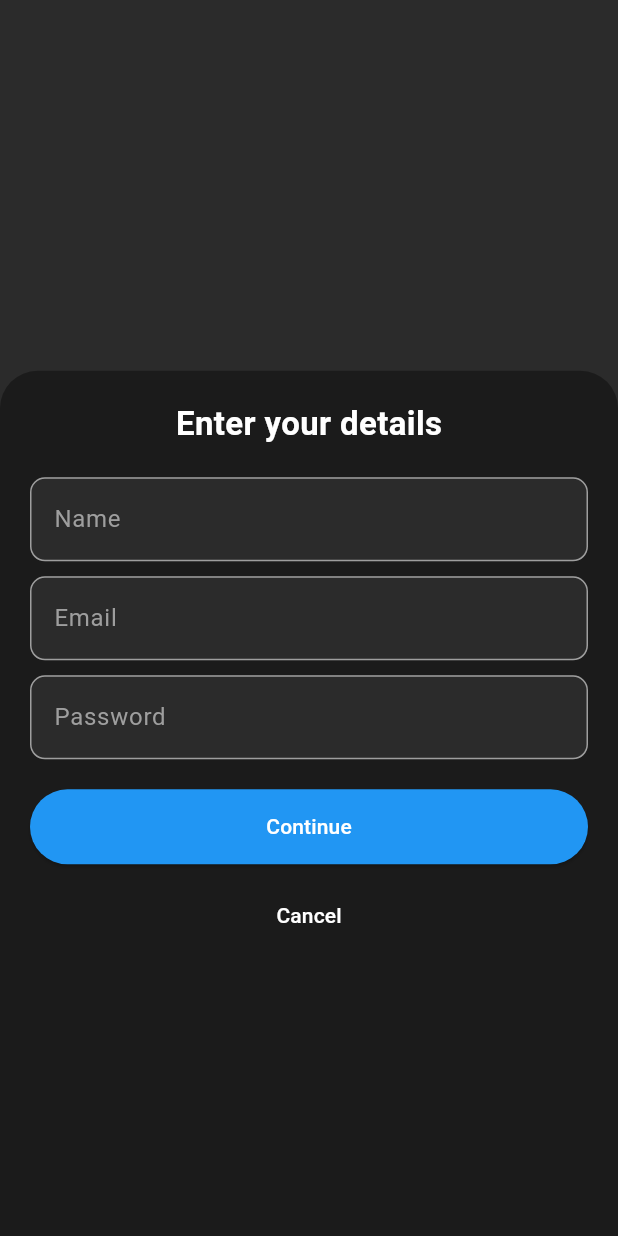
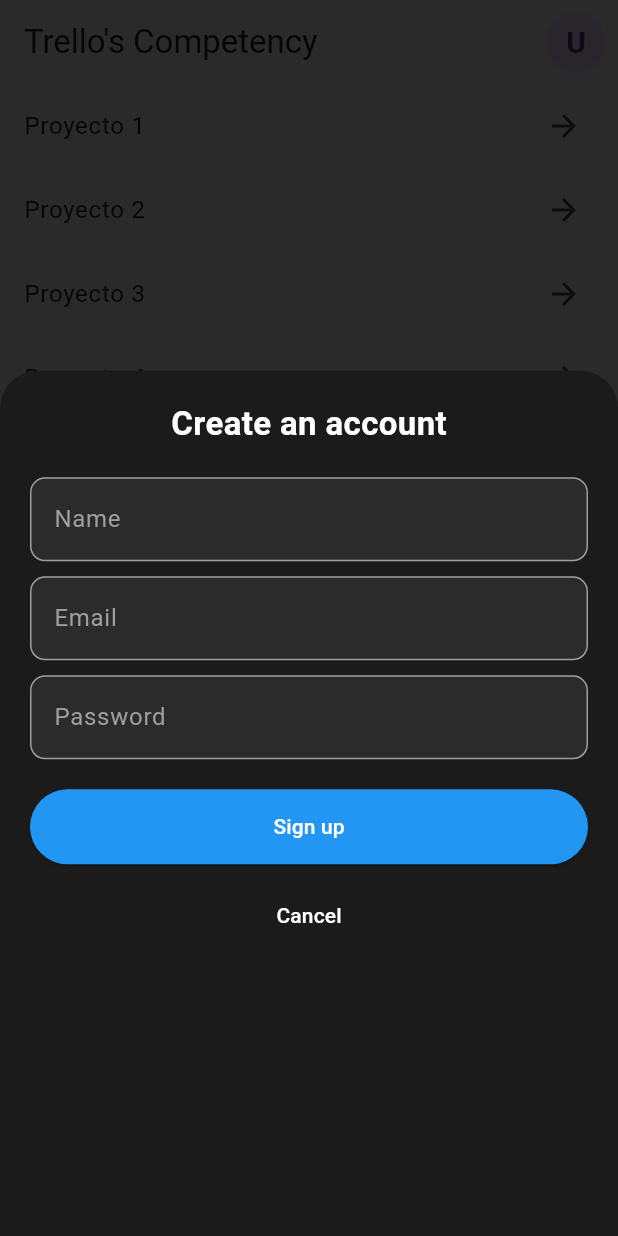
Before and after one commit to PauDebi/Tareonix, a Flutter app: the screen it shows after launch, after a tap on "Sign up", on a phone screen of 412 x 824 dp. Run offline on Flutter 3.47's test engine with Material 3 defaults, Android fonts, the phone set to English and light mode, and no system bars; our stand-ins replace bloc, equatable, flutter_bloc.

Commit message:
Loggin y Home Page

```diff
--- a/lib/main.dart
+++ b/lib/main.dart
@@ -1,4 +1,6 @@
 import 'package:flutter/material.dart';
+import 'package:flutter_bloc/flutter_bloc.dart';
+import 'package:taskly/provider/auth_cubit.dart';
 import 'package:taskly/screens/homeScreen.dart';
 
 void main() {
@@ -10,9 +12,12 @@ class MainApp extends StatelessWidget {
 
   @override
   Widget build(BuildContext context) {
-    return MaterialApp(
+    return BlocProvider(
+      create: (_) => AuthCubit(), // Aquí inicializamos el cubit
+      child: MaterialApp(
       debugShowCheckedModeBanner: false,
-      home: HomeScreen(),
+      home: HomeScreen(userName: "N"),
+      ),
     );
   }
 }
--- /dev/null
+++ b/lib/provider/auth_cubit.dart
@@ -0,0 +1,37 @@
+import 'package:bloc/bloc.dart';
+import 'package:equatable/equatable.dart';
+
+part 'auth_state.dart';
+
+class AuthCubit extends Cubit<AuthState> {
+  AuthCubit() : super(AuthInitial());
+    void showSignUp() {
+    emit(AuthShowSignUp());
+  }
+
+  void showLogIn() {
+    emit(AuthShowLogIn());
+  }
+
+  void showGoogleSignIn() {
+    emit(AuthShowGoogleSignIn());
+  }
+
+  void signUp(String name, String email, String password) {
+    // Aquí iría la lógica para registrar un usuario (Firebase, API, etc.)
+    emit(AuthLoggedIn(userName: name));
+  }
+
+  void logIn(String email, String password) {
+  if (email.isEmpty || password.isEmpty) {
+    emit(AuthShowLogIn()); // No cambia a `AuthLoggedIn` si los datos son inválidos
+    return;
+  }
+    // Aquí iría la lógica para iniciar sesión (Firebase, API, etc.)
+    emit(AuthLoggedIn(userName: email.split('@').first)); // Simulación usando el nombre del email
+  }
+
+  void logout() {
+    emit(AuthLoggedOut());
+  }
+}
--- /dev/null
+++ b/lib/provider/auth_state.dart
@@ -0,0 +1,26 @@
+part of 'auth_cubit.dart';
+
+abstract class AuthState extends Equatable {
+  @override
+  List<Object?> get props => [];
+}
+
+class AuthInitial extends AuthState {}
+
+class AuthShowSignUp extends AuthState {}
+
+class AuthShowLogIn extends AuthState {}
+
+class AuthShowGoogleSignIn extends AuthState {}
+
+class AuthLoggedIn extends AuthState {
+  final String userName;
+  final String? userImageUrl;
+
+  AuthLoggedIn({required this.userName, this.userImageUrl});
+
+  @override
+  List<Object?> get props => [userName, userImageUrl];
+}
+
+class AuthLoggedOut extends AuthState {}
--- a/lib/screens/SignUp_SignIn/Access.dart
+++ b/lib/screens/SignUp_SignIn/Access.dart
@@ -1,8 +1,32 @@
 import 'package:flutter/material.dart';
+import 'package:flutter_bloc/flutter_bloc.dart';
+import 'package:taskly/provider/auth_cubit.dart';
 import 'package:taskly/widgets/TextField.dart';
 
-class SignUpSignInForm extends StatelessWidget {
-  const SignUpSignInForm({super.key});
+class SignUpSignInForm extends StatefulWidget {
+  final bool signUp;
+  const SignUpSignInForm({super.key, required this.signUp});
+
+  @override
+  _SignUpSignInFormState createState() => _SignUpSignInFormState();
+}
+
+class _SignUpSignInFormState extends State<SignUpSignInForm> {
+  final TextEditingController _nameController = TextEditingController();
+  final TextEditingController _emailController = TextEditingController();
+  final TextEditingController _passwordController = TextEditingController();
+
+void _onSubmit() {
+    String email = _emailController.text.trim();
+    String password = _passwordController.text.trim();
+    String? name = widget.signUp ? _nameController.text.trim() : null;
+
+    if (widget.signUp) {
+      context.read<AuthCubit>().signUp(name!, email, password);
+    } else {
+      context.read<AuthCubit>().logIn(email, password);
+    }
+  }
 
   @override
   Widget build(BuildContext context) {
@@ -17,16 +41,18 @@ class SignUpSignInForm extends StatelessWidget {
         child: Column(
           mainAxisSize: MainAxisSize.min,
           children: [
-            const Text(
-              'Enter your details',
+            Text(
+              widget.signUp ? 'Create an account' : 'Log in',
               style: TextStyle(fontSize: 22, fontWeight: FontWeight.bold, color: Colors.white),
             ),
             const SizedBox(height: 20),
-            CustomTextField(hint: "Name"),
+             if (widget.signUp)
+              CustomTextField(
+                hint: "Name", controller: _nameController),
             const SizedBox(height: 10),
-            CustomTextField(hint: "Email"),
+            CustomTextField(hint: "Email" , controller: _emailController),
             const SizedBox(height: 10),
-            CustomTextField(hint: "Password", isPassword: true),
+            CustomTextField(hint: "Password", isPassword: true, controller: _passwordController),
             const SizedBox(height: 20),
             ElevatedButton(
               style: ElevatedButton.styleFrom(
@@ -34,10 +60,8 @@ class SignUpSignInForm extends StatelessWidget {
                 foregroundColor: Colors.white,
                 minimumSize: const Size(double.infinity, 50),
               ),
-              onPressed: () {
-                // Acción para iniciar sesión o registrarse
-              },
-              child: const Text('Continue'),
+              onPressed:  _onSubmit,
+              child: Text(widget.signUp ? 'Sign up' : 'Log in'),
             ),
             const SizedBox(height: 10),
             TextButton(
--- /dev/null
+++ b/lib/screens/SignUp_SignIn/entryDialog.dart
@@ -0,0 +1,108 @@
+import 'package:flutter/material.dart';
+import 'package:flutter_bloc/flutter_bloc.dart';
+import 'package:taskly/provider/auth_cubit.dart';
+import 'package:taskly/screens/SignUp_SignIn/Access.dart';
+
+class EntryDialog extends StatelessWidget {
+  const EntryDialog({super.key});
+
+  void _showSignUpSignInForm(BuildContext context, AuthState state) {
+    showModalBottomSheet(
+      context: context,
+      isScrollControlled: true,
+      backgroundColor: Colors.transparent,
+       builder: (context) {
+        if (state is AuthShowSignUp) {
+          return const SignUpSignInForm(signUp: true);
+        } else if (state is AuthShowLogIn) {
+          return const SignUpSignInForm(signUp: false);
+        } else {
+          return const SignUpSignInForm(signUp: false,); // Default
+        }
+      },
+    );
+  }
+
+  @override
+  Widget build(BuildContext context) {
+    return BlocListener<AuthCubit, AuthState>(
+      listener: (context, state) {
+        if (state is AuthShowSignUp || state is AuthShowLogIn) {
+          _showSignUpSignInForm(context, state);
+        }
+      },
+    child: Stack(
+      children: [
+        GestureDetector(
+          onTap: () {}, // Evita que se cierre al tocar fuera
+          child: Container(
+            color: Colors.black26, // Oscurece el fondo
+            width: double.infinity,
+            height: double.infinity,
+          ),
+        ),
+        Align(
+          alignment: Alignment.bottomCenter,
+          child: Container(
+            width: double.infinity,
+            padding: const EdgeInsets.all(20),
+            decoration: const BoxDecoration(
+              color: Color.fromARGB(255, 27, 27, 27),
+              borderRadius: BorderRadius.vertical(top: Radius.circular(25)),
+            ),
+            child: Column(
+              mainAxisSize: MainAxisSize.min,
+              children: [
+                const Text(
+                  'Welcome to Tareonix',
+                  style: TextStyle(fontSize: 22, fontWeight: FontWeight.bold, color: Colors.white, decoration: TextDecoration.none),
+                ),
+                const SizedBox(height: 10),
+                const Text(
+                  "Let's organize the things.",
+                  style: TextStyle(fontSize: 16, color: Colors.white70, decoration: TextDecoration.none),
+                  textAlign: TextAlign.center,
+                ),
+                const SizedBox(height: 20),
+                ElevatedButton(
+                    style: ElevatedButton.styleFrom(
+                      backgroundColor: Colors.white,
+                      foregroundColor: Colors.black,
+                      minimumSize: const Size(double.infinity, 50),
+                    ),
+                    onPressed: () => context.read<AuthCubit>().showSignUp(),
+                    child: const Text('Sign up'),
+                  ),
+                  const SizedBox(height: 10),
+                  ElevatedButton(
+                    style: ElevatedButton.styleFrom(
+                      backgroundColor: const Color.fromARGB(255, 10, 10, 10),
+                      foregroundColor: Colors.white,
+                      side: const BorderSide(color: Colors.white),
+                      minimumSize: const Size(double.infinity, 50),
+                    ),
+                    onPressed: () => context.read<AuthCubit>().showLogIn(),
+                    child: const Text('Log in'),
+                  ),
+                  const SizedBox(height: 10),
+                  ElevatedButton(
+                    style: ElevatedButton.styleFrom(
+                      backgroundColor: const Color.fromARGB(255, 10, 10, 10),
+                      foregroundColor: Colors.white,
+                      side: const BorderSide(color: Colors.white),
+                      minimumSize: const Size(double.infinity, 50),
+                    ),
+                    onPressed: () {
+                      context.read<AuthCubit>().showGoogleSignIn();
+                    },
+                    child: const Text('Sign in with Google'),
+                  ),
+                ],
+              ),
+            ),
+          ),
+        ],
+      ),
+    );
+  }
+}
--- a/lib/screens/entryDialog.dart
+++ /dev/null
@@ -1,91 +0,0 @@
-import 'package:flutter/material.dart';
-import 'package:taskly/screens/SignUp_SignIn/Access.dart';
-
-class EntryDialog extends StatelessWidget {
-  const EntryDialog({super.key});
-
-  void _showSignUpSignInForm(BuildContext context) {
-    showModalBottomSheet(
-      context: context,
-      isScrollControlled: true,
-      backgroundColor: Colors.transparent,
-      builder: (context) => const SignUpSignInForm(),
-    );
-  }
-
-  @override
-  Widget build(BuildContext context) {
-    return Stack(
-      children: [
-        GestureDetector(
-          onTap: () {}, // Evita que se cierre al tocar fuera
-          child: Container(
-            color: Colors.black26, // Oscurece el fondo
-            width: double.infinity,
-            height: double.infinity,
-          ),
-        ),
-        Align(
-          alignment: Alignment.bottomCenter,
-          child: Container(
-            width: double.infinity,
-            padding: const EdgeInsets.all(20),
-            decoration: const BoxDecoration(
-              color: Color.fromARGB(255, 27, 27, 27),
-              borderRadius: BorderRadius.vertical(top: Radius.circular(25)),
-            ),
-            child: Column(
-              mainAxisSize: MainAxisSize.min,
-              children: [
-                const Text(
-                  'Welcome to Tareonix',
-                  style: TextStyle(fontSize: 22, fontWeight: FontWeight.bold, color: Colors.white, decoration: TextDecoration.none),
-                ),
-                const SizedBox(height: 10),
-                const Text(
-                  "Let's organize the things.",
-                  style: TextStyle(fontSize: 16, color: Colors.white70, decoration: TextDecoration.none),
-                  textAlign: TextAlign.center,
-                ),
-                const SizedBox(height: 20),
-                ElevatedButton(
-                  style: ElevatedButton.styleFrom(
-                    backgroundColor: Colors.white,
-                    foregroundColor: Colors.black,
-                    minimumSize: const Size(double.infinity, 50),
-                  ),
-                  onPressed: () => _showSignUpSignInForm(context),
-                  child: const Text('Sign up'),
-                ),
-                const SizedBox(height: 10),
-                ElevatedButton(
-                  style: ElevatedButton.styleFrom(
-                    backgroundColor: const Color.fromARGB(255, 10, 10, 10),
-                    foregroundColor: Colors.white,
-                    side: const BorderSide(color: Colors.white),
-                    minimumSize: const Size(double.infinity, 50),
-                  ),
-                  onPressed: () => _showSignUpSignInForm(context),
-                  child: const Text('Log in'),
-                ),
-                const SizedBox(height: 10),
-                ElevatedButton(
-                  style: ElevatedButton.styleFrom(
-                    backgroundColor: const Color.fromARGB(255, 10, 10, 10),
-                    foregroundColor: Colors.white,
-                    side: const BorderSide(color: Colors.white),
-                    minimumSize: const Size(double.infinity, 50),
-                  ),
-                  onPressed: () {
-                    // Acción para Sign in con Google
-                  },
-                  child: const Text('Sign in with Google'),
-                ),
-              ],
-            ),
-          ),
-        ),
-      ],
-    );
-  }
-}
--- a/lib/screens/homeScreen.dart
+++ b/lib/screens/homeScreen.dart
@@ -1,8 +1,21 @@
 import 'package:flutter/material.dart';
-import 'package:taskly/screens/entryDialog.dart';
+import 'package:flutter_bloc/flutter_bloc.dart';
+import 'package:taskly/provider/auth_cubit.dart';
+import 'package:taskly/screens/SignUp_SignIn/entryDialog.dart';
 
 class HomeScreen extends StatefulWidget {
-  const HomeScreen({super.key});
+  final String? userImageUrl; // URL de imagen de usuario opcional
+  final String userName;
+
+  HomeScreen({this.userImageUrl, required this.userName});
+
+  final List<String> buttonLabels = [
+    "Proyecto 1",
+    "Proyecto 2",
+    "Proyecto 3",
+    "Proyecto 4",
+  ];
+
 
   @override
   _HomeScreenState createState() => _HomeScreenState();
@@ -12,7 +25,12 @@ class _HomeScreenState extends State<HomeScreen> {
   @override
   void initState() {
   super.initState();
-    Future.delayed(Duration.zero, () => _showLoginDialog(context));
+  Future.microtask(() {
+    final authState = context.read<AuthCubit>().state;
+    if (authState is! AuthLoggedIn) {
+      _showLoginDialog(context);
+    }
+  });
 }
 
  void _showLoginDialog(BuildContext context) {
@@ -21,7 +39,10 @@ class _HomeScreenState extends State<HomeScreen> {
     barrierDismissible: false, // Bloquea el cierre al tocar fuera
     transitionDuration: const Duration(milliseconds: 300),
      pageBuilder: (context, animation, secondaryAnimation) {
-      return EntryDialog(); // Usa el LoginPage modificado
+      return WillPopScope(
+        onWillPop: () async => false, // Bloquea el botón de retroceso
+        child: const EntryDialog(), // Usa el LoginPage
+      );
     },
     transitionBuilder: (context, animation, secondaryAnimation, child) {
       return SlideTransition(
@@ -37,14 +58,45 @@ class _HomeScreenState extends State<HomeScreen> {
 
 @override
   Widget build(BuildContext context) {
-    return const Scaffold(
-      backgroundColor: Colors.white,
-      body: Center(
+    return BlocBuilder<AuthCubit, AuthState>(
+      builder: (context, state) {
+        String userName = "Usuario";
+        String? userImageUrl;
+
+        if (state is AuthLoggedIn) {
+          userName = state.userName;
+          userImageUrl = state.userImageUrl;
+        }
+
+        return Scaffold(
+          appBar: AppBar(
+            title: Text("Trello's Competency"),
+            actions: [
+              IconButton(
+               icon: userImageUrl?.isNotEmpty == true
+                      ? CircleAvatar(backgroundImage: NetworkImage(userImageUrl!))
+                      : CircleAvatar(
                         child: Text(
-          'Trello\'s competency',
-          style: TextStyle(color: Colors.black, fontSize: 24),
+                          userName[0].toUpperCase(),
+                          style: TextStyle(fontSize: 20, fontWeight: FontWeight.bold),
                         ),
                       ),
+                onPressed: () {
+                  print("Usuario clickeado");
+                },
+              ),
+            ],
+          ),
+          body: ListView(
+            children: [
+              ListTile(title: Text("Proyecto 1"), trailing: Icon(Icons.arrow_forward)),
+              ListTile(title: Text("Proyecto 2"), trailing: Icon(Icons.arrow_forward)),
+              ListTile(title: Text("Proyecto 3"), trailing: Icon(Icons.arrow_forward)),
+              ListTile(title: Text("Proyecto 4"), trailing: Icon(Icons.arrow_forward)),
+            ],
+          ),
+        );
+      },
     );
   }
 }
--- a/lib/widgets/TextField.dart
+++ b/lib/widgets/TextField.dart
@@ -3,12 +3,14 @@ import 'package:flutter/material.dart';
 class CustomTextField extends StatelessWidget {
   final String hint;
   final bool isPassword;
+  final TextEditingController controller;
 
-  const CustomTextField({super.key, required this.hint, this.isPassword = false});
+  const CustomTextField({super.key, required this.hint, this.isPassword = false, required this.controller});
 
   @override
   Widget build(BuildContext context) {
     return TextField(
+      controller: controller,
       obscureText: isPassword,
       decoration: InputDecoration(
         hintText: hint,
--- a/pubspec.yaml
+++ b/pubspec.yaml
@@ -7,13 +7,15 @@ environment:
   sdk: ^3.6.0
 
 dependencies:
+  equatable: ^2.0.7
   flutter:
     sdk: flutter
+  flutter_bloc: ^9.0.0
 
 dev_dependencies:
+  flutter_lints: ^5.0.0
   flutter_test:
     sdk: flutter
-  flutter_lints: ^5.0.0
 
 flutter:
   uses-material-design: true
```
Lines whose indentation alone changed are shown as unchanged.
